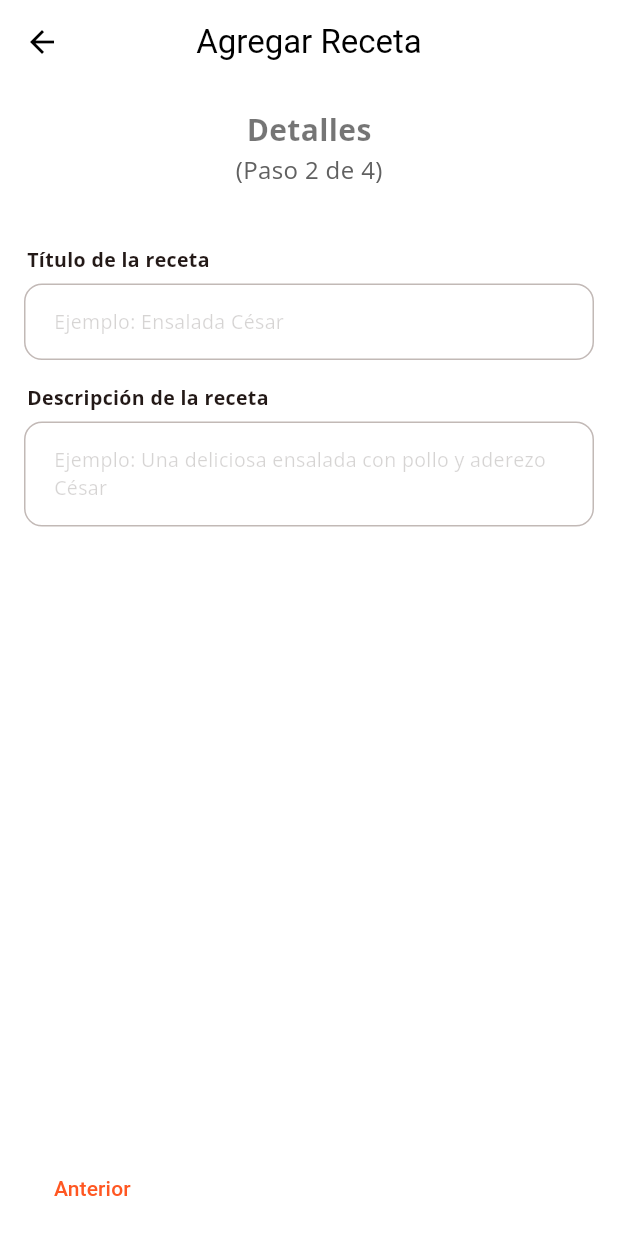
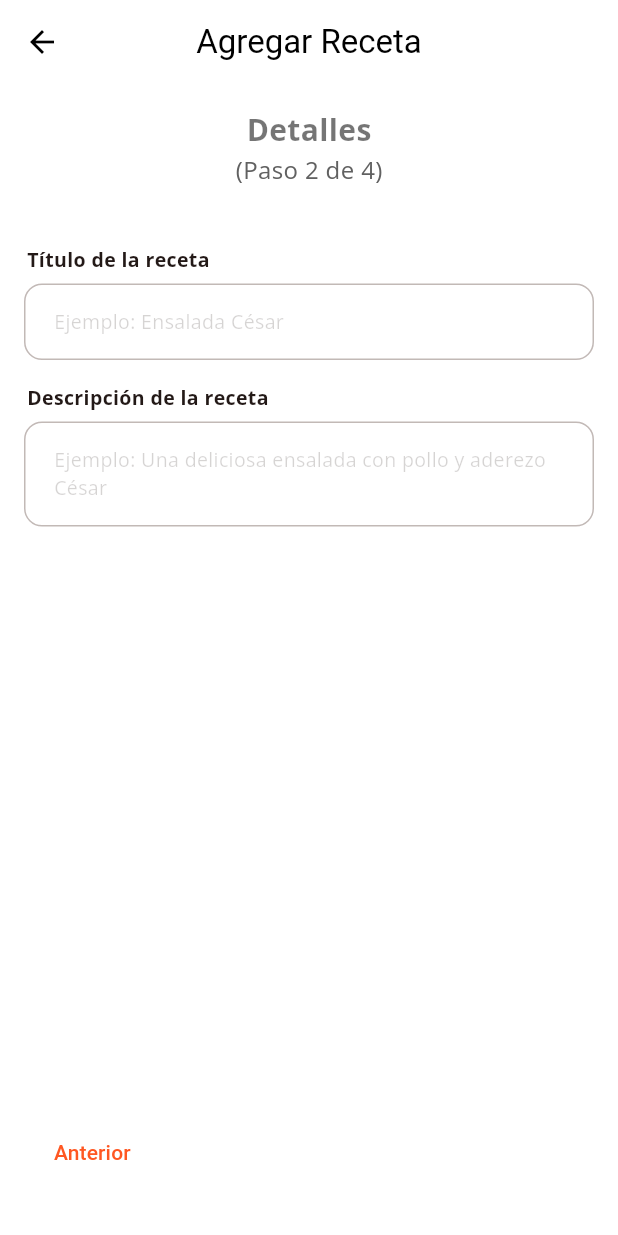
Before and after one commit to francids/the_recipes, a Flutter app: the AddRecipeScreen screen opened directly, swiped to page 2, on a phone screen of 412 x 824 dp. Run offline on Flutter 3.47's test engine with Material 3 defaults, Android fonts, the phone set to English and light mode, and no system bars; our stand-ins replace firebase_auth, firebase_core, flutter_easyloading, get, google_fonts, google_sign_in and 4 more; missing offline and left inert: material_dialogs; accounts and stored records are empty; generated files the repository leaves out were written again.

Commit message:
Refactor la pantalla de agregar receta para mejorar la estructura y la legibilidad del código

```diff
--- a/lib/views/screens/add_recipe_screen.dart
+++ b/lib/views/screens/add_recipe_screen.dart
@@ -115,8 +115,7 @@ class _AddRecipeScreenState extends State<AddRecipeScreen> {
 
   @override
   Widget build(BuildContext context) {
-    return SafeArea(
-      child: Scaffold(
+    return Scaffold(
       appBar: AppBar(
         title: const Text("Agregar Receta"),
         leading: IconButton(
@@ -127,8 +126,7 @@ class _AddRecipeScreenState extends State<AddRecipeScreen> {
           Obx(
             () => _currentStep.value == 3
                 ? IconButton(
-                      icon: const Icon(Icons.save),
-                      onPressed: _handleSaveRecipe)
+                    icon: const Icon(Icons.save), onPressed: _handleSaveRecipe)
                 : const SizedBox(),
           ),
         ],
@@ -192,8 +190,12 @@ class _AddRecipeScreenState extends State<AddRecipeScreen> {
           mainAxisSize: MainAxisSize.min,
           children: [
             Padding(
-                padding:
-                    const EdgeInsets.symmetric(horizontal: 24, vertical: 8),
+              padding: const EdgeInsets.only(
+                left: 24,
+                right: 24,
+                top: 8,
+                bottom: 32,
+              ),
               child: Row(
                 mainAxisAlignment: MainAxisAlignment.spaceBetween,
                 children: [
@@ -213,7 +215,6 @@ class _AddRecipeScreenState extends State<AddRecipeScreen> {
           ],
         ),
       ),
-      ),
     );
   }
 
```
Lines whose indentation alone changed are shown as unchanged.
